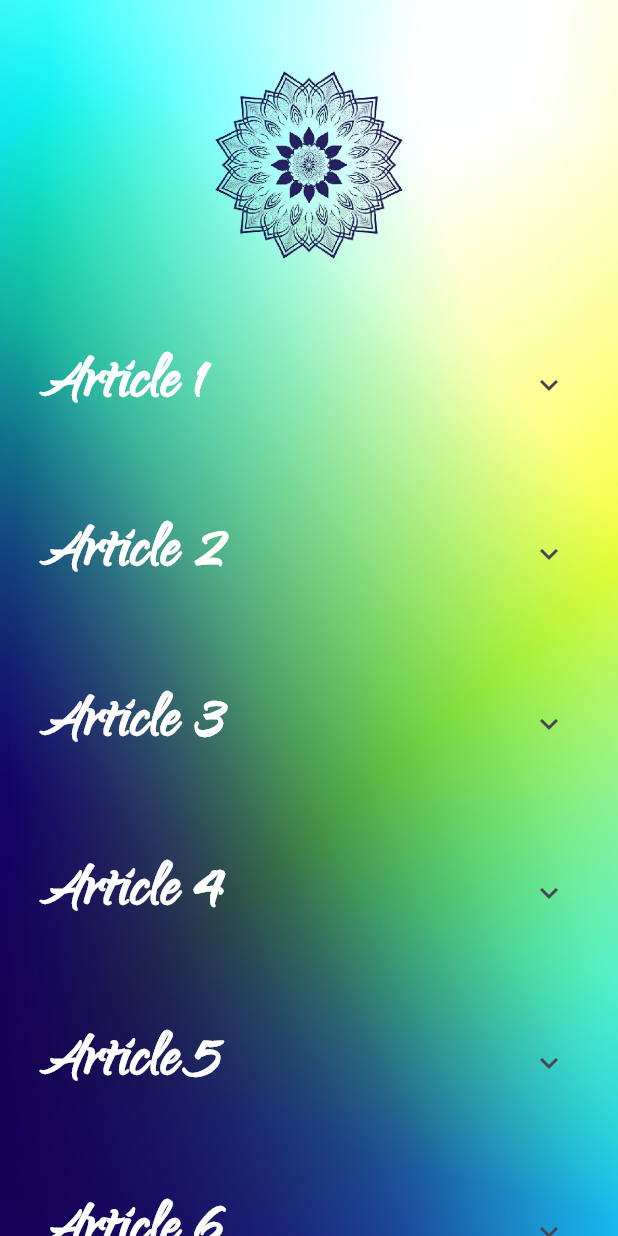
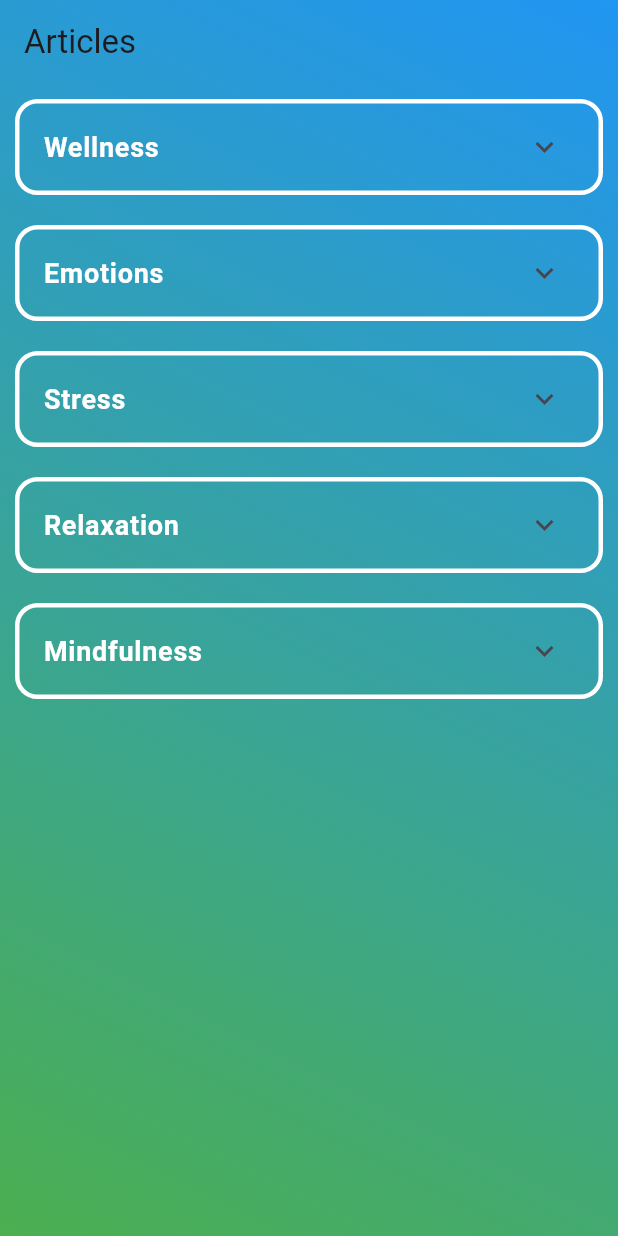
Before and after one commit to SVKREP/Wellness, a Flutter app: the Articles screen opened directly, on a phone screen of 412 x 824 dp. Run offline on Flutter 3.47's test engine with Material 3 defaults, Android fonts, the phone set to English and light mode, and no system bars; our stand-ins replace chewie, just_audio, video_player.

Commit message:
Added content for the articles

```diff
--- a/lib/AVAM/Articlespage.dart
+++ b/lib/AVAM/Articlespage.dart
@@ -1,4 +1,40 @@
 import 'package:flutter/material.dart';
+
+void main() => runApp(MyApp());
+
+class MyApp extends StatelessWidget {
+  @override
+  Widget build(BuildContext context) {
+    return MaterialApp(
+      title: 'Flutter Articles Demo',
+      theme: ThemeData(
+        primarySwatch: Colors.blue,
+        visualDensity: VisualDensity.adaptivePlatformDensity,
+      ),
+      home: const Articles(),
+    );
+  }
+}
+
+class Article {
+  final String title;
+  final String content;
+  final List<SubArticle> subArticles;
+
+  Article(
+      {required this.title,
+      required this.content,
+      this.subArticles = const []});
+}
+
+class SubArticle {
+  final String title;
+  final String? content;
+  final String? imagePath;
+  final List? points;
+
+  SubArticle({required this.title, this.content, this.imagePath, this.points});
+}
 
 class Articles extends StatefulWidget {
   const Articles({super.key});
@@ -9,97 +45,239 @@ class Articles extends StatefulWidget {
 
 class _ArticlesState extends State<Articles> {
   List<Article> articles = [
-    Article(title: 'Article 1', content: 'When our bodies have mobilized and are responding to threats, it can feel like someone else is in our head,someone who takes actions we would never choose in our right minds. We can stop this feeling and get backto our true selves faster by learning to interrupt the stress response. '),
-    Article(title: 'Article 2', content: 'However, our bodies get overwhelmed when we stay stressed all the time, especially when there are manystressors at the same time.'),
-    Article(title: 'Article 3', content: 'Your body’s stress response is completely normal. It’s your subconscious looking out for you – but this backfireswhen you never get back to a relaxed state3'),
-    Article(title: 'Article 4', content: 'When our bodies have mobilized and are responding to threats, it can feel like someone else is in our head,someone who takes actions we would never choose in our right minds. We can stop this feeling and get backto our true selves faster by learning to interrupt the stress response. '),
-    Article(title: 'Article 5', content: 'However, our bodies get overwhelmed when we stay stressed all the time, especially when there are manystressors at the same time.'),
-    Article(title: 'Article 6', content: 'Your body’s stress response is completely normal. It’s your subconscious looking out for you – but this backfireswhen you never get back to a relaxed state3'),
+    Article(
+      title: 'Wellness',
+      content: 'Content of Wellness',
+      subArticles: [
+        SubArticle(
+            title: 'What is wellness',
+            content: '',
+            imagePath: 'assets/wellness1.1.jpeg'),
+        SubArticle(
+            title: 'Improving Wellness', imagePath: 'assets/wellness1.2.jpeg'),
+        SubArticle(title: 'What are risk factors for wellness', content: '''
+►	A risk factor is something that MAY impact your health and wellness. For example:
+\t\t\t❖	Poor mental health including depression and substance abuse
+\t\t\t❖	Family stress and conflictual relationships
+\t\t\t❖	A history of abuse or neglect
+\t\t\t❖	Stressful life situations, such as financial problems, a loved one's death, physical or sexual abuse, violence, etc.
+\t\t\t❖	Poor physical health
+\t\t\t❖	Poor school and/or work skills
+\t\t\t❖	Few friends or few healthy relationships
+'''),
+        SubArticle(
+            title: 'What are protective factors for wellness?',
+            content:
+                '''►	A protective factor is something that can help to prevent problems or help you to deal with problems better.
+            ❖	Access to help and support
+            ❖	Emotional self-regulation
+            ❖ Good coping skills and problem-solving skills
+            ❖	Good peer relationships
+            ❖ Supportive family relationships
+
+                '''),
+        // Add more sub-articles as needed
+      ],
+    ),
+    // ... other articles with their sub-articles
+    Article(title: "Emotions", content: "", subArticles: [
+      SubArticle(title: 'What are emotions?', content: '''
+o	Emotions are reactions to situations and are completely” normal”.
+o Emotional experiences have three components: a subjective experience, a physiological response and a behavioral or expressive response.
+o Basic emotions: anger, fear, surprise, disgust, joy and sadness
+o There is an emotion for every possible human experience
+
+''')
+    ]),
+    Article(title: "Stress", content: "", subArticles: [
+      SubArticle(title: 'What is stress?', content: '''
+►	What is stress? [link to https://www.austintexas.gov/sites/default/files/files/Health/Social%20Services/OVP/Address%20Your%20Stress%20Flyer_4.0_EN_2.0.pdf]
+►	Is it stress or anxiety? [link to https://www.nimh.nih.gov/sites/default/files/documents/health/publications/so-stressed-out-fact-sheet/Im-So-Stressed-Out.pdf]
+►	Learn more about stress through these videos:
+  o	https://www.youtube.com/watch?v=CZTc8_FwHGM&authuser=0
+  o	https://www.youtube.com/watch?v=WuyPuH9ojCE&authuser=0
+''')
+    ]),
+    Article(title: "Relaxation", content: "", subArticles: [
+      SubArticle(title: 'What is relaxation?', content: '''
+►	Relaxation practices can reduce stress symptoms and help you enjoy a better quality of life.
+►	Relaxation is a process that decreases the effects of stress on your mind and body.
+►	Relaxation techniques may include:
+►	Deep breathing [link to the breathing links]
+►	Massage
+►	Meditation
+►	Yoga [link to the yoga and stretches link]
+'''),
+      SubArticle(title: 'Deep breating', content: '''
+''')
+    ]),
+    Article(title: "Mindfulness", content: "", subArticles: [
+      SubArticle(title: 'What is mindfulness?', content: '''
+►	Mindfulness is explained as the act of being present and fully engaged with whatever is going on in that moment — free from distraction or judgment, and aware of our thoughts and feelings without getting caught up in them.
+►	Mindfulness allows us to
+►	Connect with the environment
+►	Connect with ourselves – mind/body/heart
+
+'''),
+      SubArticle(title: 'Deep breating', content: '''
+
+''')
+    ])
   ];
 
   int selectedIndex = -1;
+
   @override
   Widget build(BuildContext context) {
     return Scaffold(
+      appBar: AppBar(
+        title: const Text('Articles'),
+        backgroundColor: Colors.transparent,
+        elevation: 0,
+      ),
+      extendBodyBehindAppBar: true,
       body: Container(
-        height: double.infinity,
-        width: double.infinity,
-        decoration: BoxDecoration(
-          image: DecorationImage(
-            image: AssetImage('assets/background.png'),
-            alignment: Alignment.center,
-            fit: BoxFit.fill,
+        decoration: const BoxDecoration(
+          gradient: LinearGradient(
+            begin: Alignment.topRight,
+            end: Alignment.bottomLeft,
+            colors: [Colors.blue, Colors.green],
           ),
         ),
-        child: SingleChildScrollView(
-          child: Padding(
-            padding: const EdgeInsets.all(0),
-            child: Column(
-              children: [
-                // Your other widgets can go here
-
-                SizedBox(height: 20,),
-                Image(
-                    height: 180,
-                    width: 180,
-                    image: AssetImage('assets/logo.png')
-                ),
-
-                ListView.builder(
-                  shrinkWrap: true,
-                  physics: NeverScrollableScrollPhysics(),
+        child: ListView.builder(
           itemCount: articles.length,
           itemBuilder: (context, index) {
-                    return Padding(
-                      padding: const EdgeInsets.all(10),
-                      child: ExpansionTile(
-                        title: Text(articles[index].title,style: TextStyle(fontSize: 50,color: Colors.white,fontWeight: FontWeight.bold,fontFamily: 'Qwigley',),),
+            return ArticleTile(
+              article: articles[index],
+              isSelected: selectedIndex == index,
               onExpansionChanged: (isExpanded) {
                 setState(() {
                   selectedIndex = isExpanded ? index : -1;
                 });
               },
-                        children: <Widget>[
-                          Container(
-                            decoration: BoxDecoration(
-
-                              color: Colors.black.withOpacity(0.3),
-                              borderRadius: BorderRadius.circular(20.0),
-                              border: Border.all(
-                                color: Colors.white.withOpacity(0.9),
-                                width: 3.0,
-                              ),
-                              boxShadow: [
-                                BoxShadow(
-                                  color: Colors.grey.withOpacity(0.3),
-                                  spreadRadius: 10,
-                                  blurRadius: 10,
-                                  offset: Offset(0, 3),
-                                ),
-                              ],
-                            ),
-
-                            padding: EdgeInsets.all(16.0),
-
-                            child: Text(articles[index].content, style: TextStyle(fontSize: 20,color: Colors.white,fontWeight: FontWeight.bold,fontStyle: FontStyle.italic, ),),
-                          ),
-                        ],
-                      ),
             );
           },
-                ),
-              ],
-            ),
-          ),
         ),
       ),
     );
   }
 }
 
-class Article {
-  final String title;
-  final String content;
+class ArticleTile extends StatelessWidget {
+  final Article article;
+  final bool isSelected;
+  final Function(bool) onExpansionChanged;
 
-  Article({required this.title, required this.content});
+  const ArticleTile({
+    Key? key,
+    required this.article,
+    required this.isSelected,
+    required this.onExpansionChanged,
+  }) : super(key: key);
+
+  @override
+  Widget build(BuildContext context) {
+    return Container(
+      margin: const EdgeInsets.all(10),
+      decoration: BoxDecoration(
+        borderRadius: BorderRadius.circular(15),
+        border: Border.all(
+          color: isSelected ? Colors.tealAccent[400]! : Colors.white,
+          width: 3,
+        ),
+      ),
+      child: Theme(
+        data: Theme.of(context).copyWith(dividerColor: Colors.transparent),
+        child: ExpansionTile(
+          backgroundColor: isSelected
+              ? Colors.tealAccent[400]!.withOpacity(0.3)
+              : Colors.white.withOpacity(0.3),
+          title: Text(
+            article.title,
+            style: TextStyle(
+              fontSize: 18,
+              color: isSelected ? Colors.yellowAccent[400] : Colors.white,
+              fontWeight: FontWeight.bold,
+            ),
+          ),
+          onExpansionChanged: onExpansionChanged,
+          children: <Widget>[
+            Padding(
+              padding: const EdgeInsets.all(16.0),
+              child: Text(
+                article.content,
+                style: TextStyle(fontSize: 16, color: Colors.black),
+              ),
+            ),
+            ...article.subArticles
+                .map((subArticle) => SubArticleTile(subArticle: subArticle))
+                .toList(),
+          ],
+        ),
+      ),
+    );
   }
+}
+
+class SubArticleTile extends StatefulWidget {
+  final SubArticle subArticle;
+
+  const SubArticleTile({Key? key, required this.subArticle}) : super(key: key);
+
+  @override
+  _SubArticleTileState createState() => _SubArticleTileState();
+}
+
+class _SubArticleTileState extends State<SubArticleTile> {
+  bool isExpanded = false;
+
+  @override
+  Widget build(BuildContext context) {
+    return Container(
+      margin: const EdgeInsets.symmetric(horizontal: 20, vertical: 10),
+      decoration: BoxDecoration(
+        borderRadius: BorderRadius.circular(10),
+        color: Colors.white.withOpacity(0.7),
+        boxShadow: [
+          BoxShadow(
+            color: Colors.grey.withOpacity(0.5),
+            spreadRadius: 2,
+            blurRadius: 4,
+            offset: const Offset(0, 3),
+          ),
+        ],
+      ),
+      child: Column(
+        children: [
+          ListTile(
+            title: Text(
+              widget.subArticle.title,
+              style: const TextStyle(
+                fontWeight: FontWeight.bold,
+                color: Colors.black87,
+              ),
+            ),
+            trailing: IconButton(
+              icon: Icon(isExpanded ? Icons.expand_less : Icons.expand_more),
+              onPressed: () {
+                setState(() {
+                  isExpanded = !isExpanded;
+                });
+              },
+            ),
+          ),
+          if (isExpanded)
+            Padding(
+              padding: const EdgeInsets.all(16.0),
+              child: widget.subArticle.imagePath != null
+                  ? Image.asset(widget.subArticle.imagePath!)
+                  : Text(
+                      widget.subArticle.content ?? '',
+                      style: const TextStyle(fontSize: 14, color: Colors.black54),
+                    ),
+            ),
+        ],
+      ),
+    );
+  }
+}
```
Also changed, not shown: assets/wellness1.1.jpeg (added), assets/wellness1.2.jpeg (added), pubspec.lock, 3 other files. Lines whose indentation alone changed are shown as unchanged.
